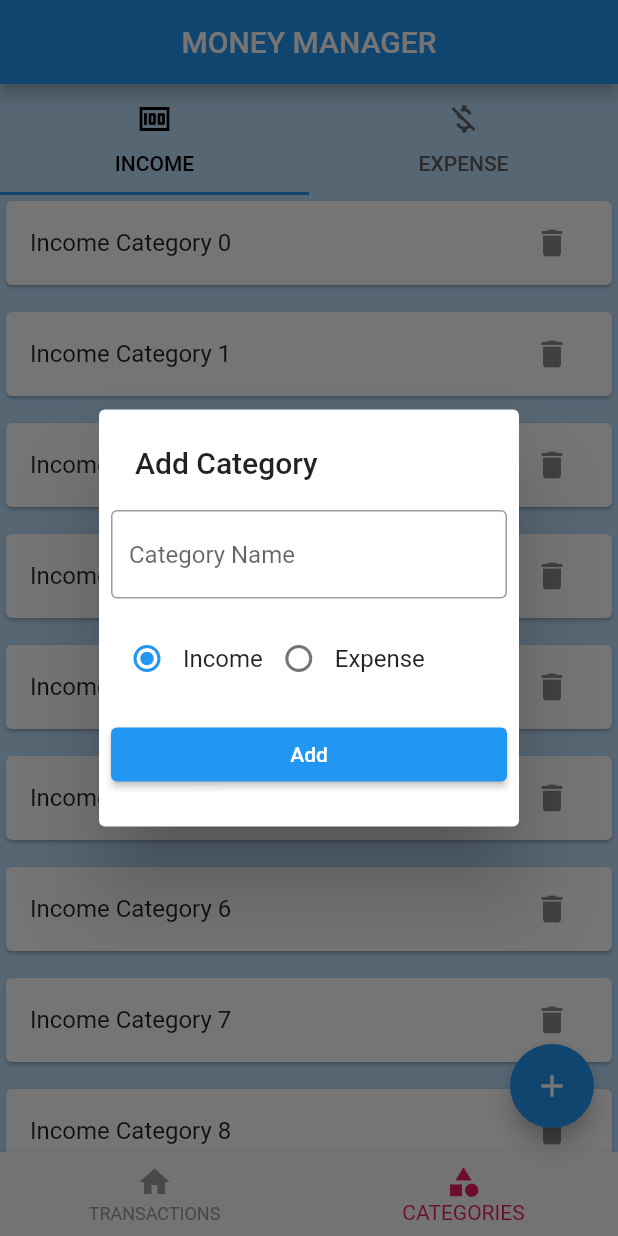
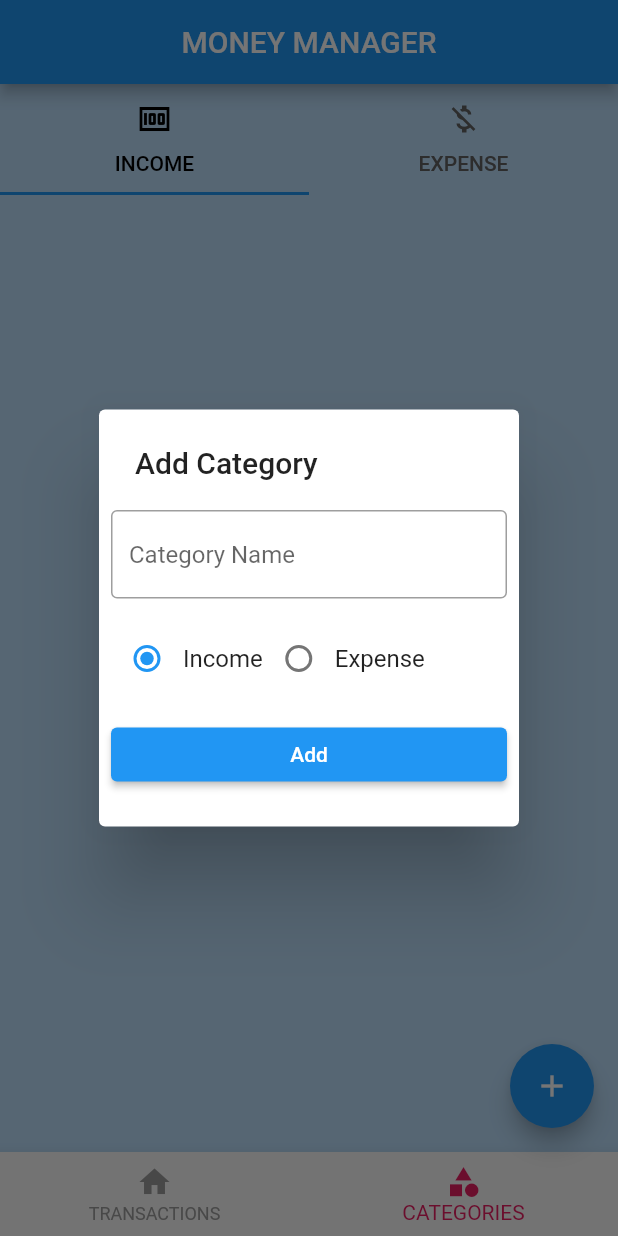
Before and after one commit to Karmic-Soul/Money_Manager_tutorial_project, a Flutter app: the screen it shows after launch, item 2 of the bottom bar chosen, after a tap on the "add" icon, on a phone screen of 412 x 824 dp. Run offline on Flutter 3.47's test engine with Material 2 defaults, Android fonts, the phone set to English and light mode, and no system bars; our stand-ins replace hive_flutter; accounts and stored records are empty.

Commit message:
implemented DB functionality for category popup

```diff
--- a/lib/db/category/category_db.dart
+++ b/lib/db/category/category_db.dart
@@ -1,3 +1,4 @@
+import 'package:flutter/material.dart';
 import 'package:hive_flutter/hive_flutter.dart';
 import 'package:money_manager/models/category/category_model.dart';
 
@@ -5,15 +6,32 @@ const CATEGORY_DB_NAME = 'category_databse';
 
 abstract class CategoryDbFunctions {
   Future<List<CategoryModel>> getCategories();
-
+  Future<void> deleteCategory(String categoryID);
   Future<void> insertCategory(CategoryModel value);
 }
 
 class CategoryDB implements CategoryDbFunctions {
+  //To make CategoryDB class singleton//
+
+  CategoryDB._internal();
+  static CategoryDB instance = CategoryDB._internal();
+  factory CategoryDB() {
+    return CategoryDB.instance;
+  }
+
+  //To make CategoryDB class singleton ^^^//
+
+  ValueNotifier<List<CategoryModel>> incomeCategoryListNotifier =
+      ValueNotifier([]);
+
+  ValueNotifier<List<CategoryModel>> expenseCategoryListNotifier =
+      ValueNotifier([]);
+
   @override
   Future<void> insertCategory(CategoryModel value) async {
     final _categoryDB = await Hive.openBox<CategoryModel>(CATEGORY_DB_NAME);
-    await _categoryDB.add(value);
+    await _categoryDB.put(value.id, value);
+    refreshUI();
   }
 
   @override
@@ -21,4 +39,30 @@ class CategoryDB implements CategoryDbFunctions {
     final _categoryDB = await Hive.openBox<CategoryModel>(CATEGORY_DB_NAME);
     return _categoryDB.values.toList();
   }
+
+  Future<void> refreshUI() async {
+    final _allCategories = await getCategories();
+    incomeCategoryListNotifier.value.clear();
+    expenseCategoryListNotifier.value.clear();
+    await Future.forEach(
+      _allCategories,
+      (CategoryModel category) {
+        if (category.type == CategoryType.income) {
+          incomeCategoryListNotifier.value.add(category);
+        }
+        if (category.type == CategoryType.expense) {
+          expenseCategoryListNotifier.value.add(category);
+        }
+      },
+    );
+    incomeCategoryListNotifier.notifyListeners();
+    expenseCategoryListNotifier.notifyListeners();
+  }
+
+  @override
+  Future<void> deleteCategory(String categoryID) async {
+    final _categoryDB = await Hive.openBox<CategoryModel>(CATEGORY_DB_NAME);
+    await _categoryDB.delete(categoryID);
+    refreshUI();
+  }
 }
--- a/lib/models/category/category_model.dart
+++ b/lib/models/category/category_model.dart
@@ -31,6 +31,6 @@ class CategoryModel {
   });
   @override
   String toString() {
-    return '$name $type';
+    return '{$name $type}';
   }
 }
--- a/lib/screen/category/category_add_popup.dart
+++ b/lib/screen/category/category_add_popup.dart
@@ -1,10 +1,12 @@
 import 'package:flutter/material.dart';
+import 'package:money_manager/db/category/category_db.dart';
 import 'package:money_manager/models/category/category_model.dart';
 
 ValueNotifier<CategoryType> selectedCategoryNotifier =
     ValueNotifier(CategoryType.income);
 
 Future<void> showCategoryAddPopup(BuildContext context) async {
+  final _nameEditingController = TextEditingController();
   showDialog(
     context: context,
     builder: (ctx) {
@@ -14,6 +16,7 @@ Future<void> showCategoryAddPopup(BuildContext context) async {
           Padding(
             padding: const EdgeInsets.all(8.0),
             child: TextFormField(
+              controller: _nameEditingController,
               decoration: InputDecoration(
                 border: OutlineInputBorder(),
                 hintText: 'Category Name',
@@ -31,7 +34,22 @@ Future<void> showCategoryAddPopup(BuildContext context) async {
           ),
           Padding(
             padding: const EdgeInsets.all(8.0),
-            child: ElevatedButton(onPressed: () {}, child: Text('Add')),
+            child: ElevatedButton(
+                onPressed: () {
+                  final _name = _nameEditingController.text;
+                  if (_name.isEmpty) {
+                    return;
+                  }
+                  final _type = selectedCategoryNotifier.value;
+                  final _category = CategoryModel(
+                    id: DateTime.now().microsecondsSinceEpoch.toString(),
+                    name: _name,
+                    type: _type,
+                  );
+                  CategoryDB().insertCategory(_category);
+                  Navigator.of(ctx).pop();
+                },
+                child: Text('Add')),
           )
         ],
       );
--- a/lib/screen/category/income_category_list.dart
+++ b/lib/screen/category/income_category_list.dart
@@ -1,19 +1,27 @@
 import 'package:flutter/material.dart';
+import 'package:money_manager/db/category/category_db.dart';
+import 'package:money_manager/models/category/category_model.dart';
 
 class IncomeCategoryList extends StatelessWidget {
   const IncomeCategoryList({super.key});
 
   @override
   Widget build(BuildContext context) {
+    return ValueListenableBuilder(
+      valueListenable: CategoryDB().incomeCategoryListNotifier,
+      builder: (BuildContext ctx, List<CategoryModel> newList, Widget? _) {
         return ListView.separated(
           itemBuilder: (ctx, index) {
+            final category = newList[index];
             return Card(
               child: ListTile(
                 title: Text(
-              ('Income Category $index'),
+                  (category.name),
                 ),
                 trailing: IconButton(
-              onPressed: () {},
+                  onPressed: () {
+                    CategoryDB.instance.deleteCategory(category.id);
+                  },
                   icon: Icon(Icons.delete),
                 ),
               ),
@@ -24,7 +32,9 @@ class IncomeCategoryList extends StatelessWidget {
               height: 10,
             );
           },
-      itemCount: 15,
+          itemCount: newList.length,
+        );
+      },
     );
   }
 }
--- a/lib/screen/category/screen_category.dart
+++ b/lib/screen/category/screen_category.dart
@@ -17,10 +17,7 @@ class _ScreenCategoryState extends State<ScreenCategory>
   @override
   void initState() {
     _tabController = TabController(length: 2, vsync: this);
-    CategoryDB().getCategories().then((value) {
-      print('Categories get');
-      print(value.toString());
-    });
+    CategoryDB().refreshUI();
     super.initState();
   }
 
```
Also changed, not shown: lib/screen/category/expence_category_list.dart (+14 -4 lines). Lines whose indentation alone changed are shown as unchanged.
